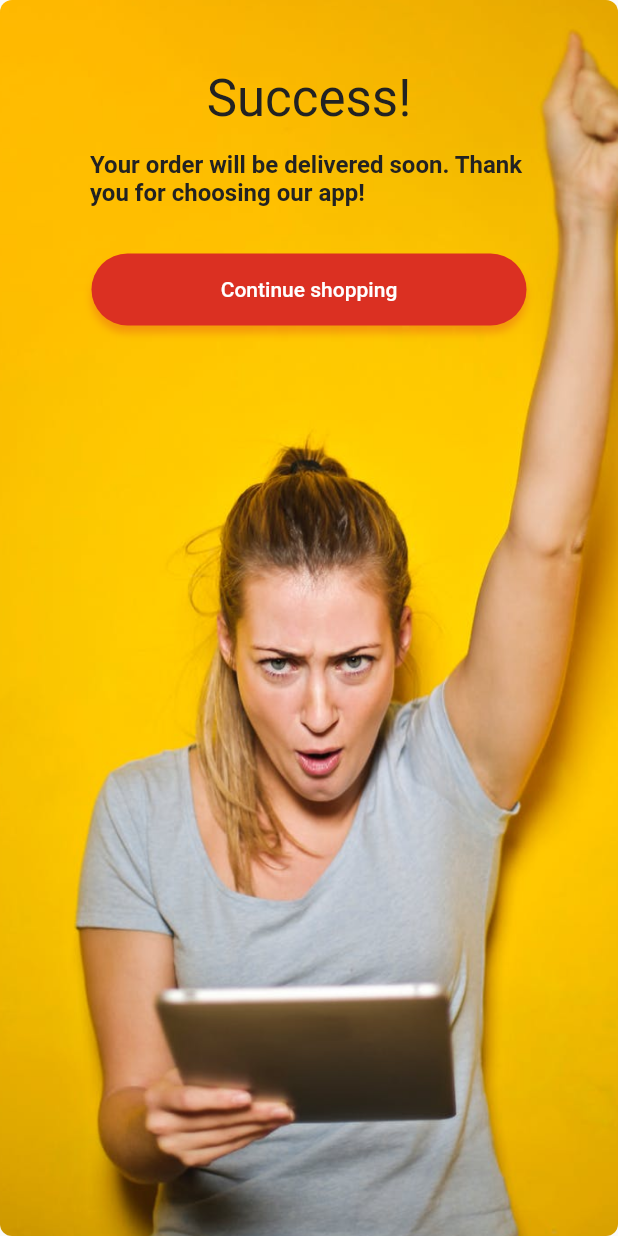
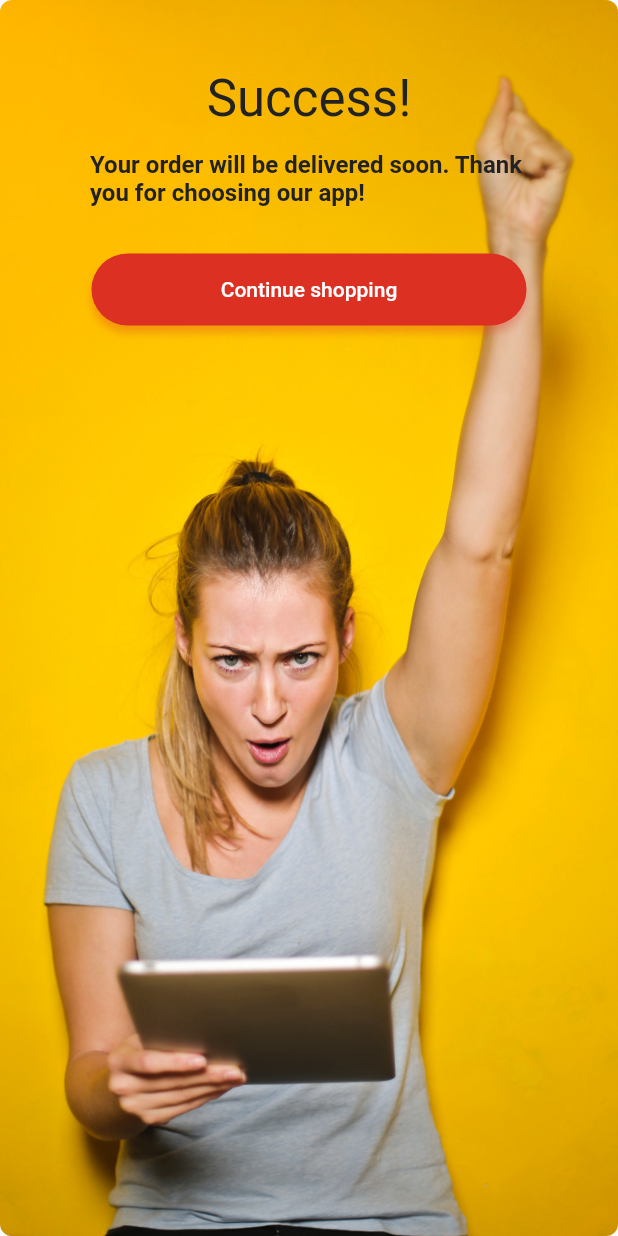
Before and after one commit to 4seer/openflutterecommerceapp, a Flutter app: the Success1View widget shown alone on an empty page, opened directly, on a phone screen of 412 x 824 dp. Run offline on Flutter 3.47's test engine with Material 2 defaults, Android fonts, the phone set to English and light mode, and no system bars; our stand-ins replace bloc, equatable, flutter_bloc, flutter_svg, flutter_translate.

Commit message:
Product details and checkout screens

```diff
--- a/lib/screens/checkout/views/success1_view.dart
+++ b/lib/screens/checkout/views/success1_view.dart
@@ -29,7 +29,7 @@ class _Success1ViewState extends State<Success1View> {
       decoration: new BoxDecoration(
         borderRadius: BorderRadius.circular(AppSizes.imageRadius),
         image: new DecorationImage(
-            fit: BoxFit.fitWidth,
+            fit: BoxFit.fitHeight,
             image: AssetImage("assets/images/checkout/success.png")
         )
       ),
```
Also changed, not shown: lib/screens/product_details/productDetails_screen.dart (+4 -5 lines), assets/images/checkout/success.png, assets/images/products/shortdress.png.
